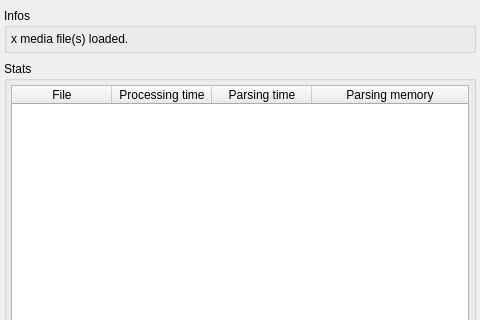
The window that mini_analyser/ui/tabdev.ui (emericg/MiniVideo) describes before a commit, drawn with Qt 5; both pictures show x 0 to 480 and y 0 to 320 of the 480 by 640 pixel window.
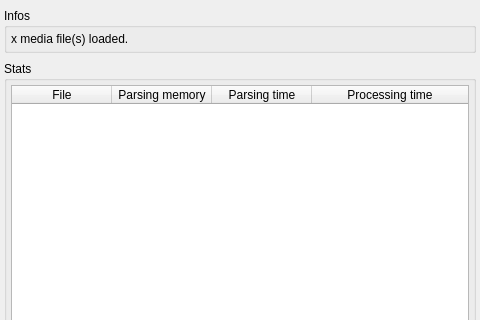
The same window after the commit.

The edit to the form file:
```diff
--- a/mini_analyser/ui/tabdev.ui
+++ b/mini_analyser/ui/tabdev.ui
@@ -107,21 +107,21 @@
           <string>File</string>
          </property>
         </column>
-        <column>
-         <property name="text">
-          <string>Processing time</string>
-         </property>
-        </column>
-        <column>
-         <property name="text">
-          <string>Parsing time</string>
-         </property>
-        </column>
         <column>
          <property name="text">
           <string>Parsing memory</string>
          </property>
         </column>
+        <column>
+         <property name="text">
+          <string>Parsing time</string>
+         </property>
+        </column>
+        <column>
+         <property name="text">
+          <string>Processing time</string>
+         </property>
+        </column>
        </widget>
       </item>
      </layout>
```
